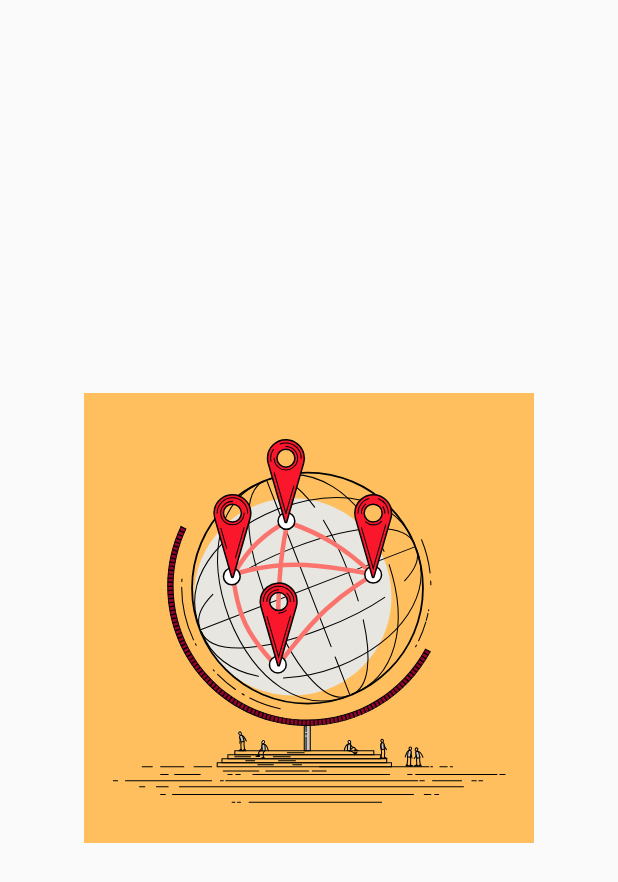
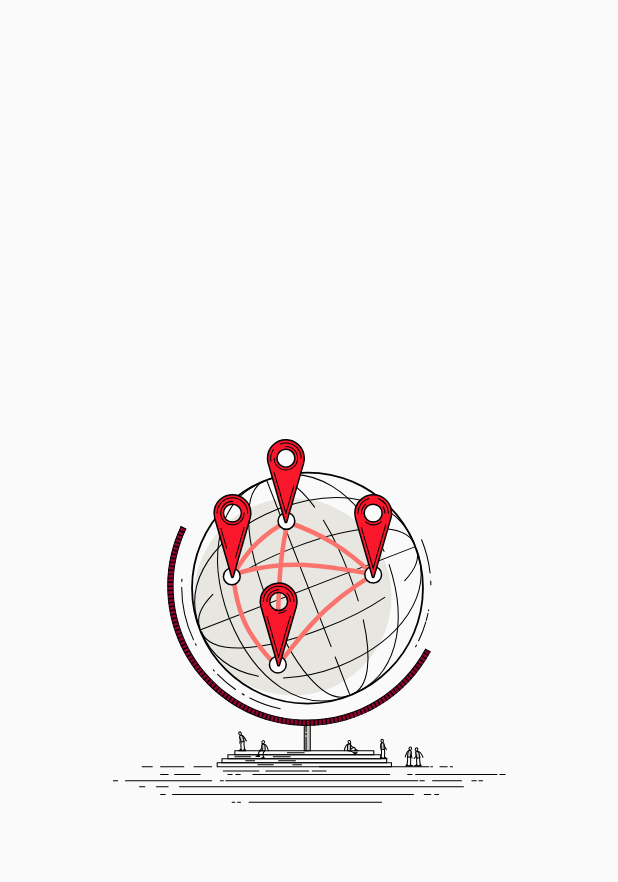
Before and after one commit to IJlnflhbrzDev/fallchat, a Flutter app: the first screen one second after launch, on a phone screen of 412 x 824 dp. Shown: the top 882 px of the screen. Run offline on Flutter 3.47's test engine with Material 2 defaults, Android fonts, the light colour scheme and no system bars; our stand-ins replace firebase_core, get, lottie; accounts and stored records are empty.

Commit message:
+[UPDATE] create page introduction screen use keyword [get create page:intoruction_screen]

```diff
--- a/lib/app/routes/app_pages.dart
+++ b/lib/app/routes/app_pages.dart
@@ -2,6 +2,8 @@ import 'package:get/get.dart';
 
 import 'package:fallchat/app/modules/home/bindings/home_binding.dart';
 import 'package:fallchat/app/modules/home/views/home_view.dart';
+import 'package:fallchat/app/modules/introduction_screen/bindings/introduction_screen_binding.dart';
+import 'package:fallchat/app/modules/introduction_screen/views/introduction_screen_view.dart';
 
 part 'app_routes.dart';
 
@@ -16,5 +18,10 @@ class AppPages {
       page: () => HomeView(),
       binding: HomeBinding(),
     ),
+    GetPage(
+      name: _Paths.INTRODUCTION_SCREEN,
+      page: () => IntroductionScreenView(),
+      binding: IntroductionScreenBinding(),
+    ),
   ];
 }
--- a/lib/app/routes/app_routes.dart
+++ b/lib/app/routes/app_routes.dart
@@ -5,8 +5,10 @@ abstract class Routes {
   Routes._();
 
   static const HOME = _Paths.HOME;
+  static const INTRODUCTION_SCREEN = _Paths.INTRODUCTION_SCREEN;
 }
 
 abstract class _Paths {
   static const HOME = '/home';
+  static const INTRODUCTION_SCREEN = '/introduction-screen';
 }
--- a/lib/app/utils/splash_screen.dart
+++ b/lib/app/utils/splash_screen.dart
@@ -1,4 +1,5 @@
 import 'package:flutter/material.dart';
+import 'package:get/get.dart';
 import 'package:lottie/lottie.dart';
 
 class SplashScreen extends StatelessWidget {
@@ -10,9 +11,8 @@ class SplashScreen extends StatelessWidget {
       home: Scaffold(
         body: Center(
           child: Container(
-            color: Color(0xffFFBF5E),
-            width: 300,
-            height: 300,
+            width: Get.width * .8,
+            height: Get.height,
             child: Lottie.asset('assets/splash-1.json'),
           ),
         ),
```
Also changed, not shown: lib/app/modules/introduction_screen/bindings/introduction_screen_binding.dart (added, +12 -0 lines), lib/app/modules/introduction_screen/controllers/introduction_screen_controller.dart (added, +20 -0 lines), lib/app/modules/introduction_screen/views/introduction_screen_view.dart (added, +23 -0 lines).
